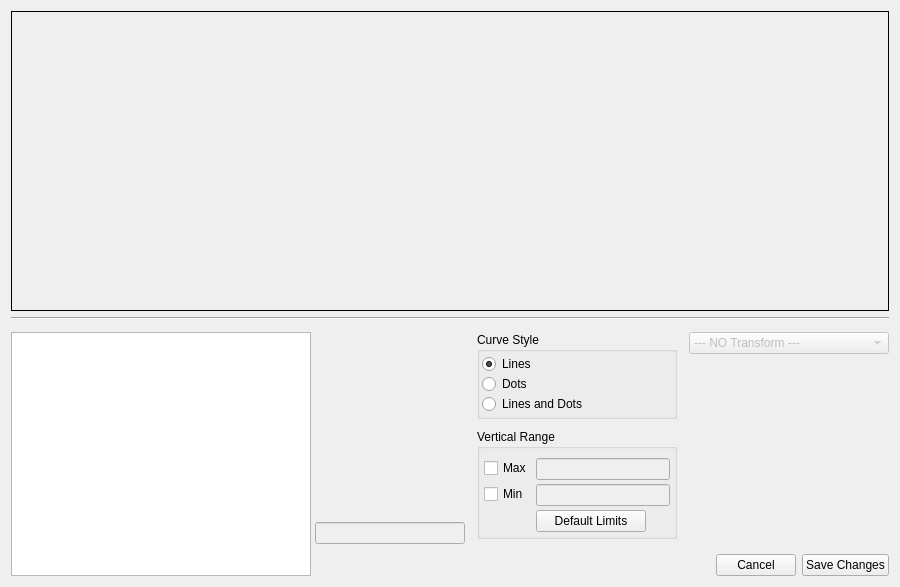
First picture: the form in plotter_gui/plotwidget_editor.ui, repository ziparker/PlotJuggler, before the edit.
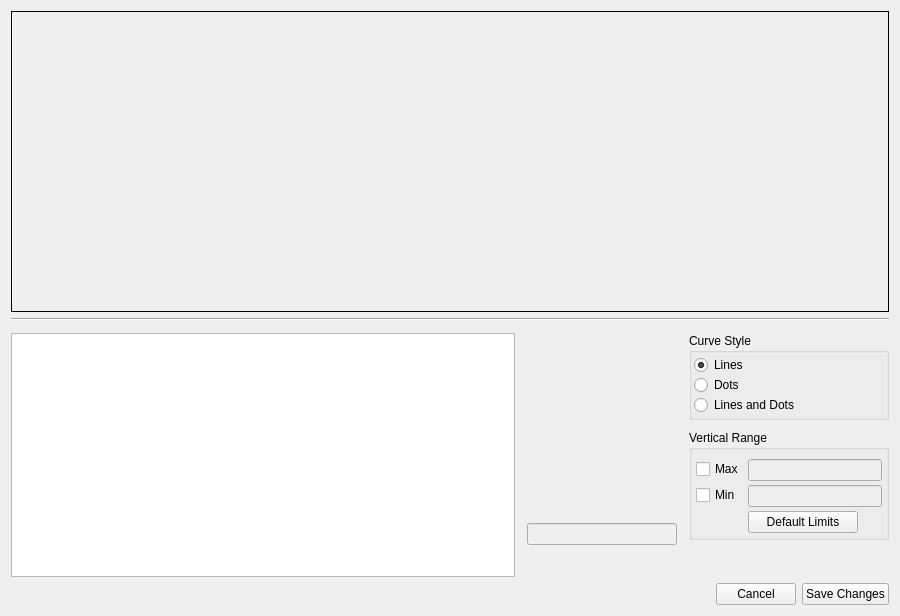
Second picture: the form after the edit.

Commit message: filter editor looks good

```diff
--- a/plotter_gui/plotwidget_editor.ui
+++ b/plotter_gui/plotwidget_editor.ui
@@ -7,7 +7,7 @@
     <x>0</x>
     <y>0</y>
     <width>900</width>
-    <height>583</height>
+    <height>616</height>
    </rect>
   </property>
   <property name="minimumSize">
@@ -60,7 +60,7 @@
        <height>250</height>
       </size>
      </property>
-     <layout class="QHBoxLayout" name="horizontalLayout" stretch="2,0,0,1">
+     <layout class="QHBoxLayout" name="horizontalLayout" stretch="2,0,0">
       <property name="spacing">
        <number>12</number>
       </property>
@@ -429,69 +429,7 @@
         </layout>
        </widget>
       </item>
-      <item>
-       <widget class="QWidget" name="widgetTransforms" native="true">
-        <property name="enabled">
-         <bool>true</bool>
-        </property>
-        <property name="minimumSize">
-         <size>
-          <width>200</width>
-          <height>0</height>
-         </size>
-        </property>
-        <property name="maximumSize">
-         <size>
-          <width>300</width>
-          <height>16777215</height>
-         </size>
-        </property>
-        <layout class="QVBoxLayout" name="verticalLayout" stretch="0,0,0">
-         <property name="leftMargin">
-          <number>0</number>
-         </property>
-         <property name="topMargin">
-          <number>0</number>
-         </property>
-         <property name="rightMargin">
-          <number>0</number>
-         </property>
-         <property name="bottomMargin">
-          <number>0</number>
-         </property>
-         <item>
-          <widget class="QComboBox" name="comboTransform">
-           <property name="enabled">
-            <bool>false</bool>
-           </property>
-           <item>
-            <property name="text">
-             <string>--- NO Transform ---</string>
-            </property>
-           </item>
-          </widget>
-         </item>
-         <item>
-          <widget class="QStackedWidget" name="stackedWidgetArguments">
-           <property name="enabled">
-            <bool>false</bool>
-           </property>
-           <widget class="QWidget" name="stackedWidgetPageEmpty" native="true">
-            <layout class="QVBoxLayout" name="verticalLayout_7">
-             <property name="leftMargin">
-              <number>0</number>
-             </property>
-             <property name="topMargin">
-              <number>0</number>
-             </property>
-             <property name="rightMargin">
-              <number>0</number>
-             </property>
-             <property name="bottomMargin">
-              <number>0</number>
-             </property>
-            </layout>
-           </widget>
+     </layout>
           </widget>
          </item>
          <item>
@@ -533,12 +471,6 @@
             </widget>
            </item>
           </layout>
-         </item>
-        </layout>
-       </widget>
-      </item>
-     </layout>
-    </widget>
    </item>
   </layout>
  </widget>
```
Lines whose indentation alone changed are shown as unchanged. The commit also changes 22 other files.
